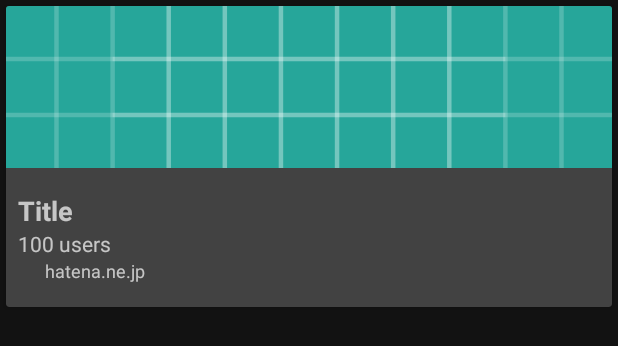
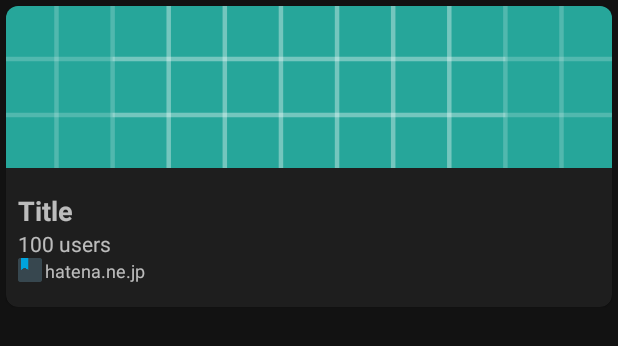
Before and after one commit to kuluna/HotBook, an Android app: the layout list_entry.xml on its own in the app's theme, with its tools: preview values and no code run, on a phone screen of 412 x 824 dp. Shown: the top 346 px of the screen. Run offline under Robolectric (Android 15) with nearby library versions, the phone set to English and light mode, and no system bars.

Commit message:
support pie

```diff
--- a/app/src/main/AndroidManifest.xml
+++ b/app/src/main/AndroidManifest.xml
@@ -13,6 +13,7 @@
         android:roundIcon="@mipmap/ic_launcher_round"
         android:supportsRtl="true"
         android:theme="@style/AppTheme"
+        android:usesCleartextTraffic="true"
         tools:ignore="GoogleAppIndexingWarning">
 
         <meta-data
--- a/app/src/main/java/jp/kuluna/hotbook/viewmodels/EntryListViewModel.kt
+++ b/app/src/main/java/jp/kuluna/hotbook/viewmodels/EntryListViewModel.kt
@@ -18,7 +18,7 @@ class EntryListViewModel(app: Application) : AndroidViewModel(app) {
     fun getEntries(owner: LifecycleOwner, category: String, done: () -> Unit) {
         RetrofitLiveData(api.getEntries(category)).observe(owner, Observer { response ->
             response?.body?.let {
-                adapter.items = it.filter { it.is_pr == 0 }
+                adapter.items = it.filter { entry -> entry.is_pr == 0 }
                 emptyView.set(false)
             }
 
--- a/app/src/main/java/jp/kuluna/hotbook/viewmodels/EntryViewModel.kt
+++ b/app/src/main/java/jp/kuluna/hotbook/viewmodels/EntryViewModel.kt
@@ -20,7 +20,7 @@ class EntryViewModel(app: Application) : AndroidViewModel(app) {
     fun getBookmarks(owner: LifecycleOwner, url: String) {
         RetrofitLiveData(api.getComments(url)).observe(owner, Observer { response ->
             response?.body?.let {
-                bookmarks.postValue(it.bookmarks?.filter { it.comment.isNotEmpty() })
+                bookmarks.postValue(it.bookmarks?.filter { bookmark -> bookmark.comment.isNotEmpty() })
             }
         })
     }
--- a/app/src/main/res/layout/list_entry.xml
+++ b/app/src/main/res/layout/list_entry.xml
@@ -14,19 +14,20 @@
             type="jp.kuluna.hotbook.models.Entry" />
     </data>
 
-    <androidx.cardview.widget.CardView
+    <com.google.android.material.card.MaterialCardView
         android:layout_width="match_parent"
         android:layout_height="wrap_content"
-        android:layout_marginBottom="4dp"
-        android:layout_marginEnd="@dimen/margin_card"
         android:layout_marginStart="@dimen/margin_card"
         android:layout_marginTop="@dimen/margin_card"
+        android:layout_marginEnd="@dimen/margin_card"
+        android:layout_marginBottom="4dp"
         android:foreground="?android:attr/selectableItemBackground"
-        android:theme="@style/AppTheme">
+        android:theme="@style/AppTheme"
+        app:cardCornerRadius="8dp">
 
         <LinearLayout
             android:layout_width="match_parent"
-            android:layout_height="match_parent"
+            android:layout_height="wrap_content"
             android:orientation="vertical">
 
             <ImageView
@@ -36,14 +37,15 @@
                 android:scaleType="centerCrop"
                 android:visibility="@{item.image_l != null ? View.VISIBLE : View.GONE}"
                 app:loadImage="@{item.getImageUrl()}"
+                tools:ignore="ContentDescription"
                 tools:src="@drawable/ic_launcher_background" />
 
             <TextView
                 android:layout_width="match_parent"
                 android:layout_height="wrap_content"
-                android:layout_marginEnd="8dp"
                 android:layout_marginStart="8dp"
                 android:layout_marginTop="16dp"
+                android:layout_marginEnd="8dp"
                 android:ellipsize="end"
                 android:maxLines="4"
                 android:text="@{item.title}"
@@ -54,17 +56,17 @@
             <TextView
                 android:layout_width="wrap_content"
                 android:layout_height="wrap_content"
+                android:layout_marginStart="8dp"
                 android:layout_marginEnd="8dp"
-                android:layout_marginStart="8dp"
                 android:text="@{@plurals/users(item.count(), item.count)}"
                 tools:text="100 users" />
 
             <LinearLayout
                 android:layout_width="match_parent"
                 android:layout_height="wrap_content"
+                android:layout_marginStart="8dp"
+                android:layout_marginEnd="8dp"
                 android:layout_marginBottom="16dp"
-                android:layout_marginEnd="8dp"
-                android:layout_marginStart="8dp"
                 android:gravity="center_vertical">
 
                 <ImageView
@@ -72,18 +74,20 @@
                     android:layout_height="16dp"
                     android:layout_marginStart="0dp"
                     android:layout_marginEnd="2dp"
-                    app:loadImage="@{item.favicon_url}" />
+                    app:loadImage="@{item.favicon_url}"
+                    tools:ignore="ContentDescription"
+                    tools:src="@mipmap/ic_launcher" />
 
                 <TextView
                     android:layout_width="match_parent"
                     android:layout_height="wrap_content"
                     android:ellipsize="start"
                     android:singleLine="true"
+                    android:text="@{item.getHost()}"
                     android:textSize="12sp"
-                    android:text="@{item.getHost()}"
                     tools:text="hatena.ne.jp" />
             </LinearLayout>
 
         </LinearLayout>
-    </androidx.cardview.widget.CardView>
+    </com.google.android.material.card.MaterialCardView>
 </layout>
--- a/build.gradle
+++ b/build.gradle
@@ -1,11 +1,11 @@
 buildscript {
-    ext.kotlin_version = '1.3.11'
+    ext.kotlin_version = '1.3.21'
     repositories {
         google()
         jcenter()
     }
     dependencies {
-        classpath 'com.android.tools.build:gradle:3.3.0'
+        classpath 'com.android.tools.build:gradle:3.3.2'
         classpath 'com.google.firebase:firebase-plugins:1.1.5'
         classpath 'com.google.gms:google-services:4.2.0'
         classpath "org.jetbrains.kotlin:kotlin-gradle-plugin:$kotlin_version"
```
Also changed, not shown: app/build.gradle (+6 -5 lines), app/src/main/java/jp/kuluna/hotbook/extensions/DataBindingExtension.kt (+7 -3 lines), 1 other file.
